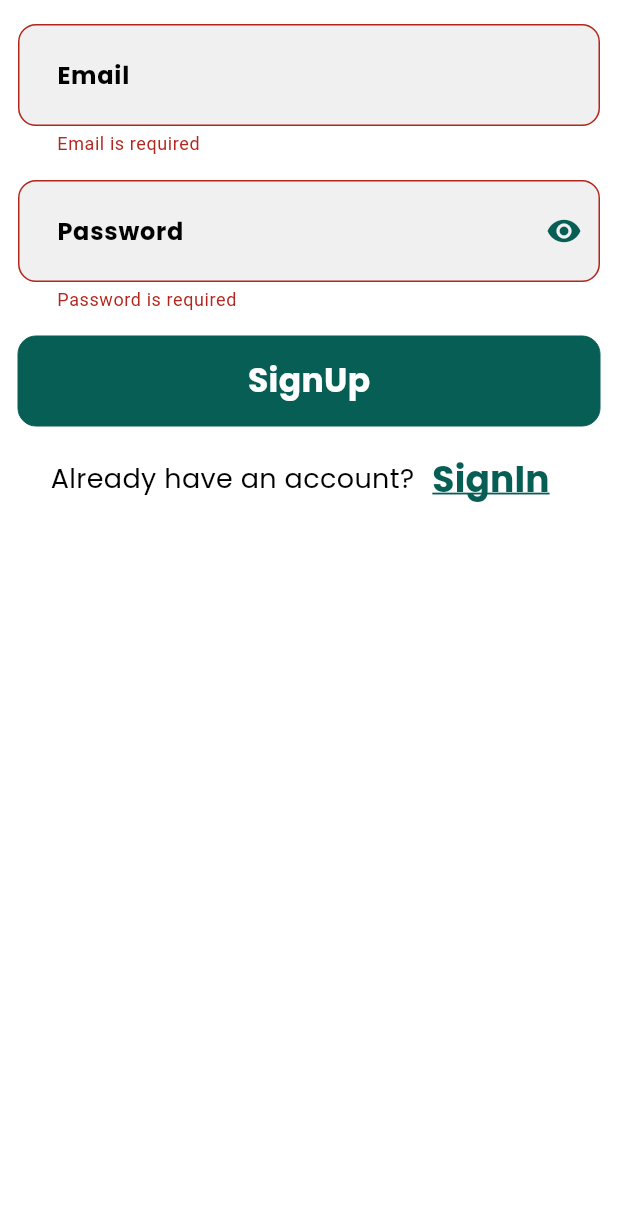
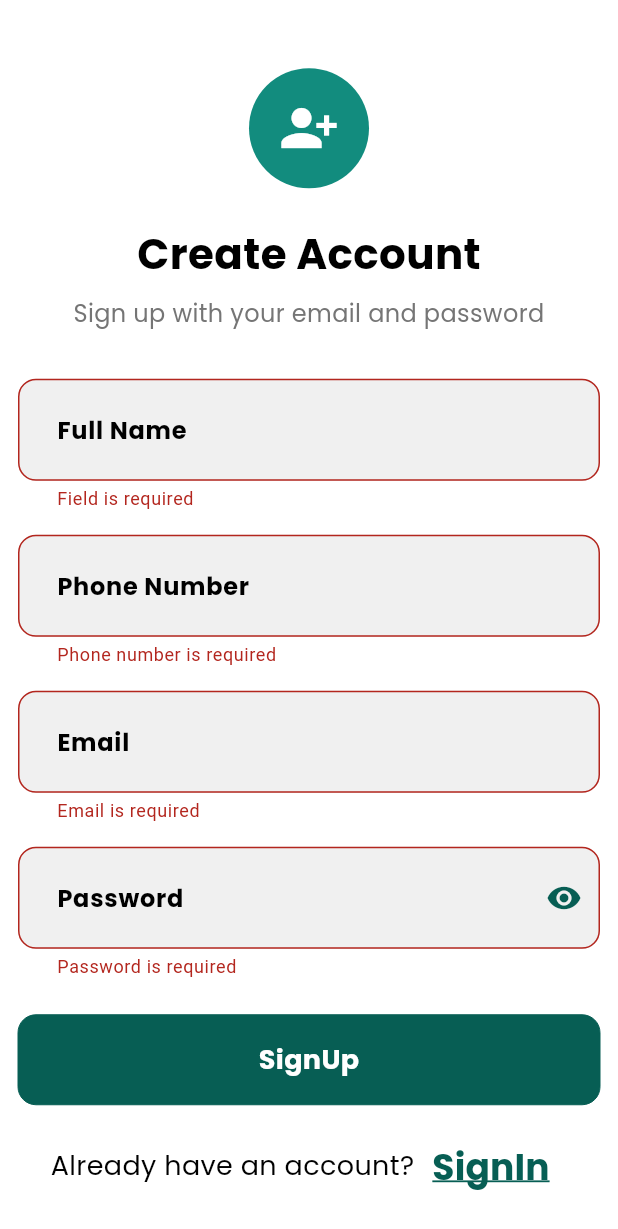
Before and after one commit to 3oraby/whatsapp, a Flutter app: the SignUpScreen screen opened by its route, after a tap on "SignUp", on a phone screen of 412 x 824 dp. Shown: the top 1229 px of the screen. Run offline on Flutter 3.47's test engine with Material 3 defaults, Android fonts, the phone set to English and light mode, and no system bars; drawn by our look-alikes of modal_progress_hud_nsn; our stand-ins replace connectivity_plus, dartz, device_preview, dio, easy_localization, flutter_bloc and 4 more; accounts and stored records are empty.

Commit message:
sign in and sign up ui

```diff
--- a/lib/core/utils/app_strings.dart
+++ b/lib/core/utils/app_strings.dart
@@ -13,4 +13,7 @@
   static const String invalidAge = "Please enter a valid age";
   static const String ageTooYoung = "Age must be 14 or older";
   static const String ageTooOld = "Please enter a realistic age";
+  static const String confirmPasswordIsRequired =
+      "Confirm password is required.";
+  static const String passwordsDoNotMatch = "Passwords do not match.";
 }
--- a/lib/core/utils/app_themes.dart
+++ b/lib/core/utils/app_themes.dart
@@ -5,6 +5,7 @@
 
 class AppThemes {
   static ThemeData getLightTheme(BuildContext context) => ThemeData(
+        primaryColor: AppColors.primaryLight,
         brightness: Brightness.light,
         scaffoldBackgroundColor: AppColors.appBackgroundLight,
         appBarTheme: AppBarTheme(
@@ -23,7 +24,9 @@
               .copyWith(color: AppColors.textSecondaryLight),
         ),
         dividerColor: AppColors.dividerLight,
-        iconTheme: const IconThemeData(color: AppColors.iconLight),
+        iconTheme: const IconThemeData(
+          color: AppColors.iconLight,
+        ),
         inputDecorationTheme: InputDecorationTheme(
           filled: true,
           fillColor: AppColors.lightInputBackground,
@@ -47,6 +50,7 @@
       );
 
   static ThemeData getDarkTheme(BuildContext context) => ThemeData(
+        primaryColor: AppColors.primaryDark,
         brightness: Brightness.dark,
         scaffoldBackgroundColor: AppColors.appBackgroundDark,
         appBarTheme: AppBarTheme(
--- a/lib/core/utils/validators.dart
+++ b/lib/core/utils/validators.dart
@@ -31,6 +31,19 @@
     return null;
   }
 
+  static String? confirmPasswordValidator(
+      BuildContext context, String? value, String? password) {
+    if (value == null || value.isEmpty) {
+      return context.tr(AppStrings.confirmPasswordIsRequired);
+    } else if (password == null || password.isEmpty) {
+      return context.tr(AppStrings.passwordIsRequired);
+    } else if (value != password) {
+      return context.tr(AppStrings.passwordsDoNotMatch);
+    } else {
+      return null;
+    }
+  }
+
   static String? validatePhoneNumber(BuildContext context, String? value) {
     const String phonePattern = r'^\+?[0-9]{10,15}$';
     final RegExp regex = RegExp(phonePattern);
--- /dev/null
+++ b/lib/features/auth/data/models/sign_up_request_model.dart
@@ -0,0 +1,37 @@
+import 'package:whatsapp/features/auth/domain/entities/sign_up_request_entity.dart';
+
+class SignUpRequestModel extends SignUpRequestEntity {
+  const SignUpRequestModel({
+    required super.name,
+    required super.email,
+    required super.password,
+    required super.phone,
+  });
+
+  factory SignUpRequestModel.fromEntity(SignUpRequestEntity entity) {
+    return SignUpRequestModel(
+      name: entity.name,
+      email: entity.email,
+      password: entity.password,
+      phone: entity.phone,
+    );
+  }
+
+  Map<String, dynamic> toJson() {
+    return {
+      "name": name,
+      "email": email,
+      "password": password,
+      "phone": phone,
+    };
+  }
+
+  factory SignUpRequestModel.fromJson(Map<String, dynamic> json) {
+    return SignUpRequestModel(
+      name: json['name'],
+      email: json['email'],
+      password: json['password'],
+      phone: json['phone'],
+    );
+  }
+}
--- /dev/null
+++ b/lib/features/auth/domain/entities/sign_up_request_entity.dart
@@ -0,0 +1,13 @@
+class SignUpRequestEntity {
+  final String name;
+  final String email;
+  final String password;
+  final String phone;
+
+  const SignUpRequestEntity({
+    required this.name,
+    required this.email,
+    required this.password,
+    required this.phone,
+  });
+}
--- a/lib/features/auth/presentation/cubits/signup_cubits/sign_up_cubit.dart
+++ b/lib/features/auth/presentation/cubits/signup_cubits/sign_up_cubit.dart
@@ -7,8 +7,9 @@
   SignUpCubit({required this.authRepo}) : super(SignUpInitial());
   final AuthRepo authRepo;
 
-  Future<void> createUserWithEmailAndPassword(
-      {required String email, required String password}) async {
+  Future<void> signUp({
+    required Map<String, dynamic> data,
+  }) async {
     emit(SignUpLoadingState());
     // final result = await authRepo.createUserWithEmailAndPassword(
     //     email: email, password: password);
--- a/lib/features/auth/presentation/widgets/sign_up_body.dart
+++ b/lib/features/auth/presentation/widgets/sign_up_body.dart
@@ -8,13 +8,13 @@
 import 'package:whatsapp/core/widgets/custom_trigger_button.dart';
 import 'package:whatsapp/core/widgets/password_text_form_field.dart';
 import 'package:whatsapp/core/widgets/vertical_gap.dart';
+import 'package:whatsapp/features/auth/data/models/sign_up_request_model.dart';
+import 'package:whatsapp/features/auth/domain/entities/sign_up_request_entity.dart';
 import 'package:whatsapp/features/auth/presentation/cubits/signup_cubits/sign_up_cubit.dart';
 import 'package:whatsapp/features/auth/presentation/widgets/auth_switch_widget.dart';
 
 class SignUpBody extends StatefulWidget {
-  const SignUpBody({
-    super.key,
-  });
+  const SignUpBody({super.key});
 
   @override
   State<SignUpBody> createState() => _SignUpBodyState();
@@ -22,12 +22,35 @@
 
 class _SignUpBodyState extends State<SignUpBody> {
   AutovalidateMode autovalidateMode = AutovalidateMode.onUserInteraction;
-  final formKey = GlobalKey<FormState>();
-  late String email, password;
+  final GlobalKey<FormState> formKey = GlobalKey<FormState>();
+
+  late String name, phoneNumber, email, password, confirmPassword;
+
+  void submitSignUpForm() {
+    if (formKey.currentState!.validate()) {
+      formKey.currentState!.save();
+
+      final SignUpRequestEntity signUpRequestEntity = SignUpRequestEntity(
+        name: name,
+        email: email,
+        password: password,
+        phone: phoneNumber,
+      );
+
+      final model = SignUpRequestModel.fromEntity(signUpRequestEntity);
+
+      BlocProvider.of<SignUpCubit>(context).signUp(data: model.toJson());
+    } else {
+      setState(() {
+        autovalidateMode = AutovalidateMode.always;
+      });
+    }
+  }
 
   @override
   Widget build(BuildContext context) {
-    return Padding(
+    return Center(
+      child: Padding(
         padding: const EdgeInsets.symmetric(
           horizontal: AppConstants.horizontalPadding,
         ),
@@ -37,12 +60,57 @@
           child: SingleChildScrollView(
             child: Column(
               children: [
+                const VerticalGap(40),
+                CircleAvatar(
+                  radius: 40,
+                  backgroundColor: Theme.of(context).primaryColor,
+                  child: Icon(
+                    Icons.person_add_alt_1,
+                    size: 40,
+                    color: Colors.white,
+                  ),
+                ),
+                const VerticalGap(24),
+                Text(
+                  context.tr("Create Account"),
+                  style: AppTextStyles.poppinsBold(context, 28),
+                ),
+                const VerticalGap(8),
+                Text(
+                  context.tr("Sign up with your email and password"),
+                  textAlign: TextAlign.center,
+                  style: AppTextStyles.poppinsRegular(context, 16)
+                      .copyWith(color: Colors.grey[600]),
+                ),
+                const VerticalGap(32),
+                CustomTextFormFieldWidget(
+                  hintText: context.tr("Full Name"),
+                  autovalidateMode: autovalidateMode,
+                  keyboardType: TextInputType.name,
+                  validator: (value) =>
+                      Validators.validateNormalText(context, value),
+                  onSaved: (value) {
+                    name = value!.trim();
+                  },
+                ),
+                const VerticalGap(16),
+                CustomTextFormFieldWidget(
+                  hintText: context.tr("Phone Number"),
+                  autovalidateMode: autovalidateMode,
+                  keyboardType: TextInputType.phone,
+                  validator: (value) =>
+                      Validators.validatePhoneNumber(context, value),
+                  onSaved: (value) {
+                    phoneNumber = value!.trim();
+                  },
+                ),
                 const VerticalGap(16),
                 CustomTextFormFieldWidget(
                   autovalidateMode: autovalidateMode,
                   hintText: context.tr("Email"),
                   keyboardType: TextInputType.emailAddress,
-                validator: (value) => Validators.validateEmail(context, value),
+                  validator: (value) =>
+                      Validators.validateEmail(context, value),
                   onSaved: (value) {
                     email = value!;
                   },
@@ -50,34 +118,23 @@
                 const VerticalGap(16),
                 PasswordTextFieldWidget(
                   autovalidateMode: autovalidateMode,
+                  hintText: context.tr("Password"),
                   validator: (value) =>
                       Validators.validatePassword(context, value),
                   onSaved: (value) {
                     password = value!;
                   },
                 ),
-              const VerticalGap(16),
+                const VerticalGap(24),
                 CustomTriggerButton(
                   buttonDescription: Text(
                     context.tr("SignUp"),
-                  style: AppTextStyles.poppinsBold(context, 22)
+                    style: AppTextStyles.poppinsBold(context, 18)
                         .copyWith(color: Colors.white),
                   ),
-                onPressed: () {
-                  if (formKey.currentState!.validate()) {
-                    formKey.currentState!.save();
-                    SignUpCubit signUpCubit =
-                        BlocProvider.of<SignUpCubit>(context);
-                    signUpCubit.createUserWithEmailAndPassword(
-                        email: email, password: password);
-                  } else {
-                    setState(() {
-                      autovalidateMode = AutovalidateMode.always;
-                    });
-                  }
-                },
+                  onPressed: submitSignUpForm,
                 ),
-              const VerticalGap(10),
+                const VerticalGap(16),
                 AuthSwitchWidget(
                   promptText: context.tr("Already have an account?"),
                   actionText: context.tr("SignIn"),
@@ -85,7 +142,9 @@
                     Navigator.pop(context);
                   },
                 ),
+                const VerticalGap(16),
               ],
+            ),
           ),
         ),
       ),
```
Also changed, not shown: lib/features/auth/presentation/widgets/signin_body.dart (+51 -28 lines), 5 other files. Lines whose indentation alone changed are shown as unchanged.
